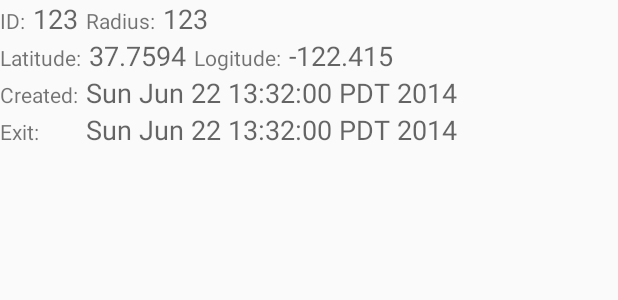
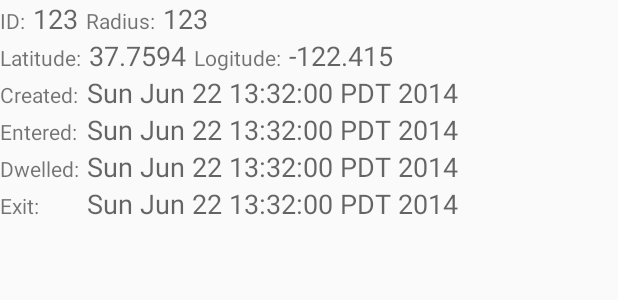
Before and after one commit to monismdakhtar/geofence-poc, an Android app: the layout listitem_geofence.xml on its own in the app's theme, with its tools: preview values and no code run, on a phone screen of 412 x 824 dp. Shown: the top 300 px of the screen. Run offline under Robolectric (Android 15) with nearby library versions, the phone set to English and light mode, and no system bars.

Commit message:
added enter time and dwell time to DB and GeoFenceFragment list fragment

```diff
--- a/mobile/build.gradle
+++ b/mobile/build.gradle
@@ -6,7 +6,7 @@ android {
 
     defaultConfig {
         applicationId "com.poc.android.geofencepoc"
-        minSdkVersion 15
+        minSdkVersion 16
         targetSdkVersion 20
         versionCode 1
         versionName "1.0"
--- a/mobile/src/main/java/com/poc/android/geofencepoc/MapDetailActivity.java
+++ b/mobile/src/main/java/com/poc/android/geofencepoc/MapDetailActivity.java
@@ -73,11 +73,11 @@ public class MapDetailActivity extends ActionBarActivity {
                 .strokeWidth(0));
 
         if (zoom) {
-            // Move the camera instantly to point with a zoom of 15.
-            map.moveCamera(CameraUpdateFactory.newLatLngZoom(latLng, 15));
+
+            map.moveCamera(CameraUpdateFactory.newLatLngZoom(latLng, 8));
 
             // Zoom in, animating the camera.
-            map.animateCamera(CameraUpdateFactory.zoomTo(10), 2000, null);
+            map.animateCamera(CameraUpdateFactory.zoomTo(13), 2000, null);
         }
     }
 
--- a/mobile/src/main/res/layout/listitem_geofence.xml
+++ b/mobile/src/main/res/layout/listitem_geofence.xml
@@ -112,7 +112,54 @@
 
     </TableRow>
 
-    <TableRow
+        <TableRow
+            android:layout_width="fill_parent"
+            android:layout_height="fill_parent"
+            android:showDividers="none">
+
+            <TextView
+                android:layout_width="wrap_content"
+                android:layout_height="wrap_content"
+                android:layout_marginRight="5dip"
+                android:text="Entered:"
+                android:textAppearance="?android:attr/textAppearanceSmall"
+                tools:ignore="HardcodedText"/>
+
+            <TextView
+                android:id="@+id/entertimeTextView"
+                android:layout_width="wrap_content"
+                android:layout_height="wrap_content"
+                android:text="Sun Jun 22 13:32:00 PDT 2014"
+                android:textAppearance="?android:attr/textAppearanceMedium"
+                tools:ignore="HardcodedText"/>
+
+        </TableRow>
+
+
+        <TableRow
+            android:layout_width="fill_parent"
+            android:layout_height="fill_parent"
+            android:showDividers="none">
+
+            <TextView
+                android:layout_width="wrap_content"
+                android:layout_height="wrap_content"
+                android:layout_marginRight="5dip"
+                android:text="Dwelled:"
+                android:textAppearance="?android:attr/textAppearanceSmall"
+                tools:ignore="HardcodedText"/>
+
+            <TextView
+                android:id="@+id/dwellTextView"
+                android:layout_width="wrap_content"
+                android:layout_height="wrap_content"
+                android:text="Sun Jun 22 13:32:00 PDT 2014"
+                android:textAppearance="?android:attr/textAppearanceMedium"
+                tools:ignore="HardcodedText"/>
+
+        </TableRow>
+
+        <TableRow
         android:layout_width="fill_parent"
         android:layout_height="fill_parent"
         android:showDividers="none">
```
Also changed, not shown: mobile/src/main/java/com/poc/android/geofencepoc/GeoFenceContentObserver.java (+14 -24 lines), mobile/src/main/java/com/poc/android/geofencepoc/GeoFenceFragment.java (+34 -6 lines), mobile/src/main/java/com/poc/android/geofencepoc/GeoFenceTransitionIntentService.java (+31 -0 lines), mobile/src/main/java/com/poc/android/geofencepoc/contentprovider/GeoFenceContentProvider.java (+9 -9 lines), mobile/src/main/java/com/poc/android/geofencepoc/model/dao/DBHelper.java (+8 -2 lines).
